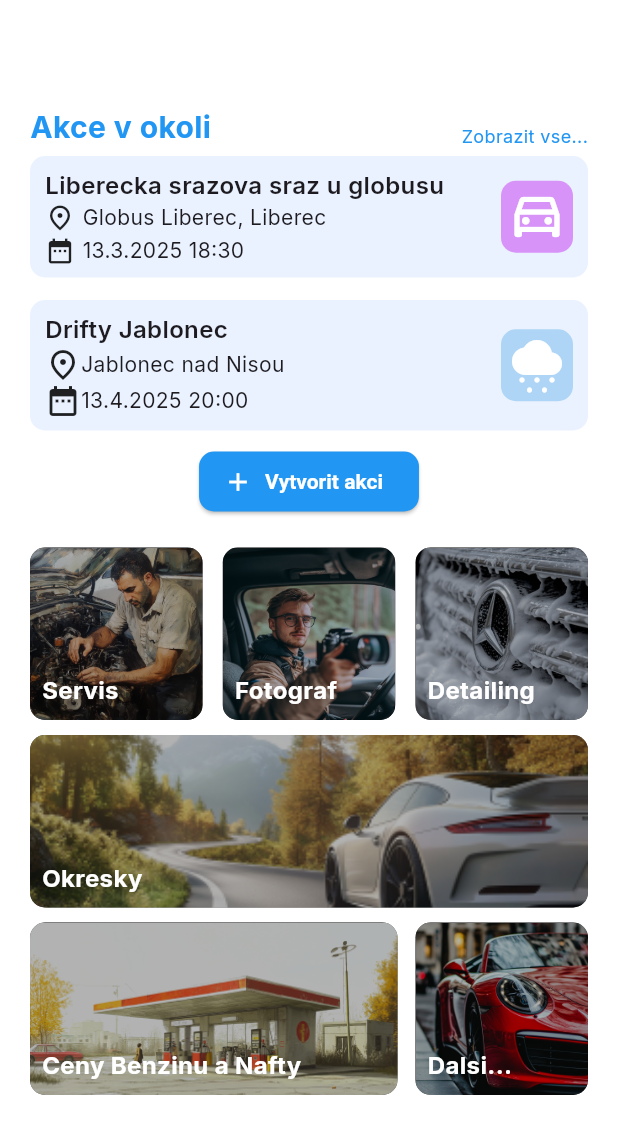
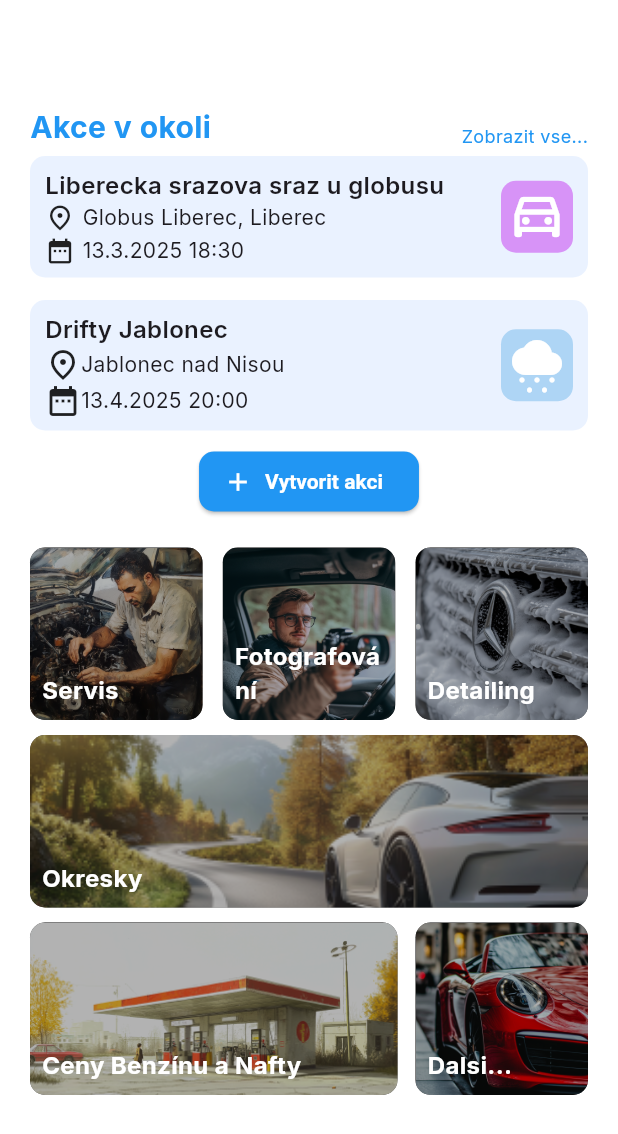
Before and after one commit to Tedysek01/drivers, a Flutter app: the screen it shows after launch, on a phone screen of 412 x 824 dp. Shown: the top 1134 px of the screen. Run offline on Flutter 3.47's test engine with Material 3 defaults, Android fonts, the light colour scheme and no system bars.

Commit message:
Update home.dart

```diff
--- a/lib/screens/home.dart
+++ b/lib/screens/home.dart
@@ -211,7 +211,7 @@ class _MyHomePageState extends State<MyHomePage> {
                     width: 115,
                     child: Padding(
                       padding: const EdgeInsets.all(8.0),
-                      child: Text('Fotograf',style: TextStyle(color: Colors.white, fontSize: 16, fontWeight: FontWeight.bold)),
+                      child: Text('Fotografování',style: TextStyle(color: Colors.white, fontSize: 16, fontWeight: FontWeight.bold)),
                     ),
                   ),
                   Container(
@@ -258,7 +258,7 @@ class _MyHomePageState extends State<MyHomePage> {
                   width: 245,
                   child: Padding(
                     padding: const EdgeInsets.all(8.0),
-                    child: Text('Ceny Benzinu a Nafty', style: TextStyle(color: Colors.white, fontSize: 16, fontWeight: FontWeight.bold),),
+                    child: Text('Ceny Benzínu a Nafty', style: TextStyle(color: Colors.white, fontSize: 16, fontWeight: FontWeight.bold),),
                   ),
                 ),
                 Container(
```
